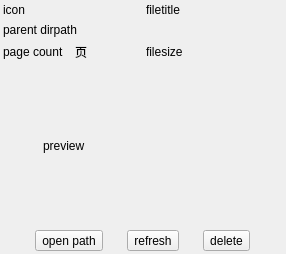
Before: the Qt Designer form components/widget_assembler_similar_result_preview/widget_comic_info/res/comic_info.ui in PPJUST/ComicDup, drawn with Qt 5.
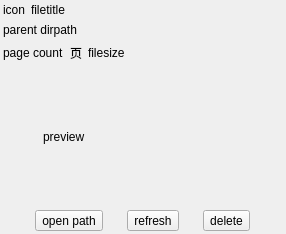
After: the same form once the commit is applied.

```diff
--- a/components/widget_assembler_similar_result_preview/widget_comic_info/res/comic_info.ui
+++ b/components/widget_assembler_similar_result_preview/widget_comic_info/res/comic_info.ui
@@ -7,7 +7,7 @@
     <x>0</x>
     <y>0</y>
     <width>286</width>
-    <height>254</height>
+    <height>234</height>
    </rect>
   </property>
   <property name="windowTitle">
@@ -30,7 +30,7 @@
     <number>3</number>
    </property>
    <item>
-    <layout class="QHBoxLayout" name="horizontalLayout">
+    <layout class="QHBoxLayout" name="horizontalLayout" stretch="0,1">
      <item>
       <widget class="QLabel" name="label_icon">
        <property name="text">
@@ -87,6 +87,19 @@
        </property>
       </widget>
      </item>
+     <item>
+      <spacer name="horizontalSpacer_5">
+       <property name="orientation">
+        <enum>Qt::Orientation::Horizontal</enum>
+       </property>
+       <property name="sizeHint" stdset="0">
+        <size>
+         <width>40</width>
+         <height>20</height>
+        </size>
+       </property>
+      </spacer>
+     </item>
     </layout>
    </item>
    <item>
```
